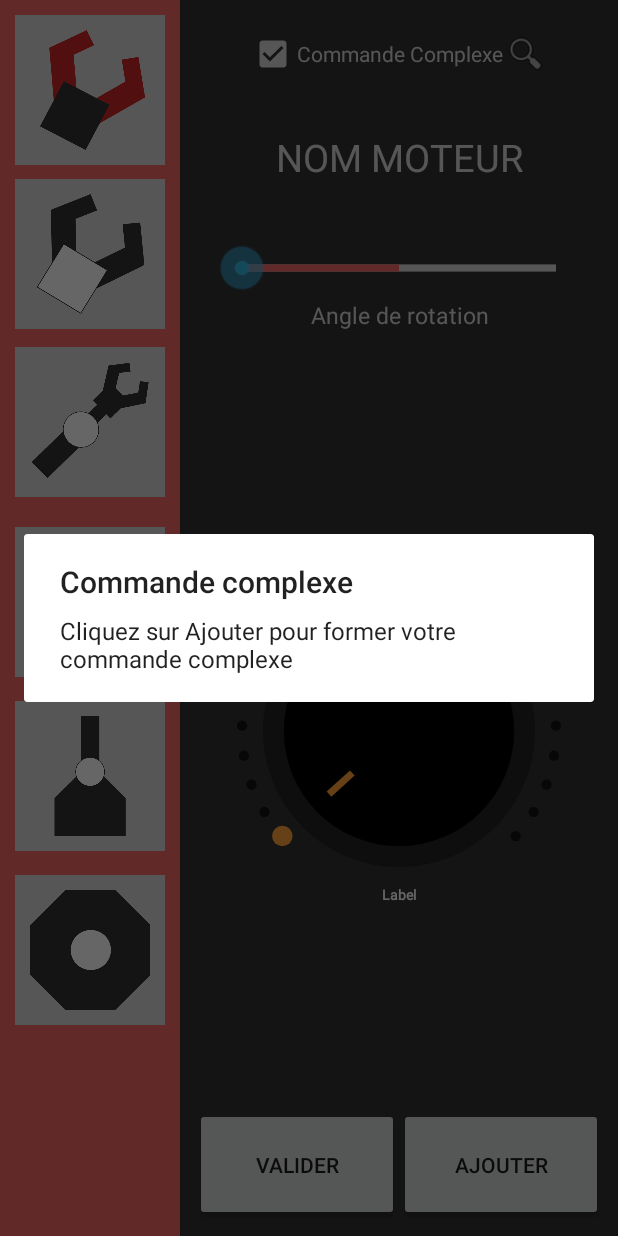
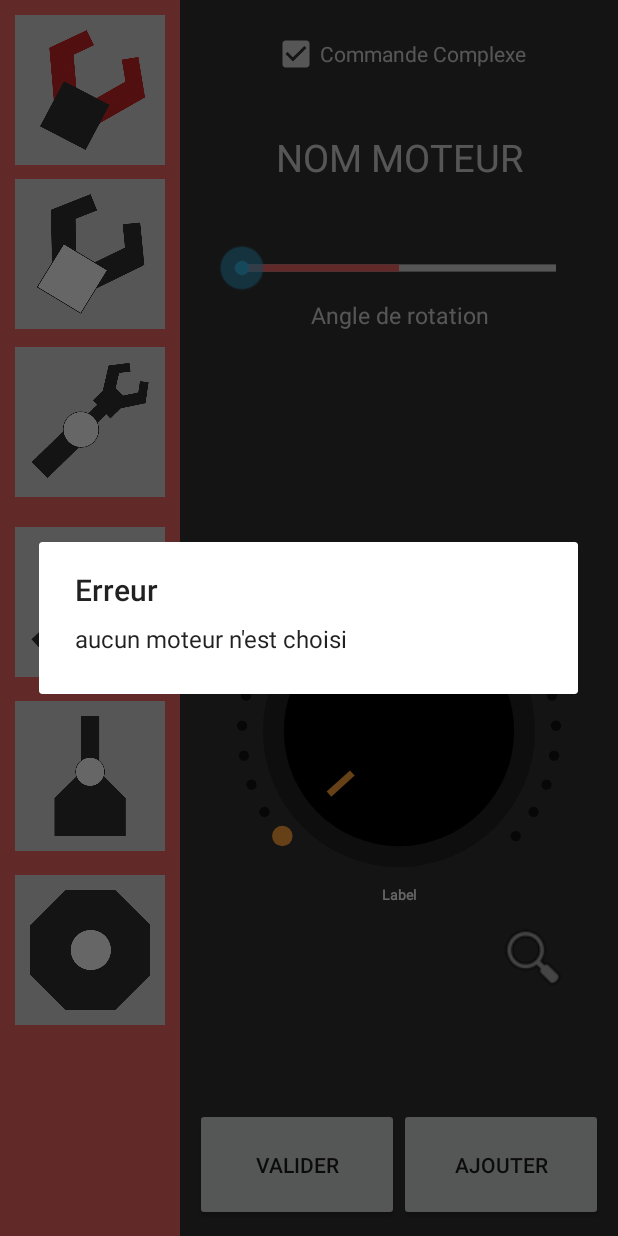
Before and after one commit to outcast292/EST-PFE-Hercules2000-android, an Android app: the controlApp screen opened directly, with no data from a screen before it, after a tap on an icon or button, on a phone screen of 412 x 824 dp. Run offline under Robolectric (Android 15) with nearby library versions, the phone set to English and light mode, and no system bars; libraries missing offline, so code that uses them is left out: com.r0adkll.slidr; 38 statements that could not run were skipped; 2 other taps on this screen came first.

Commit message:
tweaking UX/UI

```diff
--- a/app/src/main/java/com/hercules2000/controlApp/HomeMenu.java
+++ b/app/src/main/java/com/hercules2000/controlApp/HomeMenu.java
@@ -49,6 +49,8 @@ public class HomeMenu extends AppCompatActivity {
 
     public void openControl(View v) {
         if (connectionUtils.ismRun()) {
+            v.setBackgroundColor(Color.LTGRAY);
+            mode = 1;
             Intent intent = new Intent(this, controlApp.class);
             startActivity(intent);
 
--- a/app/src/main/java/com/hercules2000/controlApp/controlApp.java
+++ b/app/src/main/java/com/hercules2000/controlApp/controlApp.java
@@ -27,6 +27,7 @@ import static com.hercules2000.controlApp.controllerHandler.Coude;
 import static com.hercules2000.controlApp.controllerHandler.Epaule;
 import static com.hercules2000.controlApp.controllerHandler.Roulis;
 import static com.hercules2000.controlApp.controllerHandler.Tanguage;
+
 import android.widget.Toast;
 
 public class controlApp extends AppCompatActivity {
@@ -241,27 +242,39 @@ public class controlApp extends AppCompatActivity {
 
     public void viewCmd(View v) {
 
+        if (isAprMode())
             if (cmdApr == "") {
                 showDialog("Commande complexe", "Cliquez sur Ajouter pour former votre commande complexe");
             } else {
                 showDialog("Commande complexe", cmdApr);
 
             }
+        else {
+            if (MoteurSelected != null) {
+                if (MoteurSelected.getCurAngle() != getAngleSaisie())
+                    showDialog("Commande complexe", MoteurSelected.getLettreMoteur() + ((controllerHandler.map_value(getAngleSaisie(), MoteurSelected.getMinAngle(), MoteurSelected.getMaxAngle(), -511, 511) > 0) ? "+" : "-") + String.format("%03d", controllerHandler.map_value( getAngleSaisie(), MoteurSelected.getMinAngle(), MoteurSelected.getMaxAngle(), -511, 511)) + ":" + String.format("%02d", knobVitesse.getProgress()));
+                else
+                    showDialog("Erreur", "l'angle saisie est equivalent a l'angle d'orgine");
+            } else {
+                showDialog("Erreur", "aucun moteur n'est choisi");
+
             }
 
-    public CheckBox getModeApr() {
+        }
+    }
+        public CheckBox getModeApr () {
             return modeApr;
         }
 
-    public static boolean isAprMode() {
+        public static boolean isAprMode () {
             return isAprMode;
         }
 
-    public static StartPointSeekBar getKnobAngle() {
+        public static StartPointSeekBar getKnobAngle () {
             return knobAngle;
         }
 
-    public static int getAngleSaisie() {
+        public static int getAngleSaisie () {
             return angleSaisie;
         }
     }
--- a/app/src/main/java/com/hercules2000/controlApp/controllerHandler.java
+++ b/app/src/main/java/com/hercules2000/controlApp/controllerHandler.java
@@ -48,6 +48,9 @@ public class controllerHandler {
 
         return commande;
     }
+
+
+
     public static void setCurrentState(Moteur m, String dollarRequest){
 
         int angle=0;
@@ -64,7 +67,7 @@ public class controllerHandler {
         }
 
     }
-    private static int map_value(int x, int in_min, int in_max, int out_min, int out_max)
+    public static int map_value(int x, int in_min, int in_max, int out_min, int out_max)
     {
         return (x - in_min) * (out_max - out_min) / (in_max - in_min) + out_min;
     }
--- a/app/src/main/res/layout/content_main.xml
+++ b/app/src/main/res/layout/content_main.xml
@@ -34,14 +34,6 @@
             android:textColor="@color/whiteGray"
             android:textColorHint="@color/whiteGray"
             />
-
-        <ImageView
-            android:id="@+id/viewCmd"
-            android:layout_width="30dp"
-            android:layout_height="30dp"
-            android:onClick="viewCmd"
-            app:srcCompat="@android:drawable/ic_menu_search"
-           />
 
     </LinearLayout>
 
@@ -139,6 +131,20 @@
 
     </LinearLayout>
 
+    <ImageView
+        android:id="@+id/viewCmd"
+        android:layout_width="60dp"
+        android:layout_height="77dp"
+        android:layout_alignParentStart="true"
+        android:layout_alignParentTop="true"
+        android:layout_alignParentEnd="true"
+        android:layout_alignParentBottom="true"
+        android:layout_marginStart="200dp"
+        android:layout_marginTop="548dp"
+        android:layout_marginEnd="21dp"
+        android:layout_marginBottom="96dp"
+        android:onClick="viewCmd"
+        app:srcCompat="@android:drawable/ic_menu_search" />
 
 
 </RelativeLayout>
```
Lines whose indentation alone changed are shown as unchanged.
